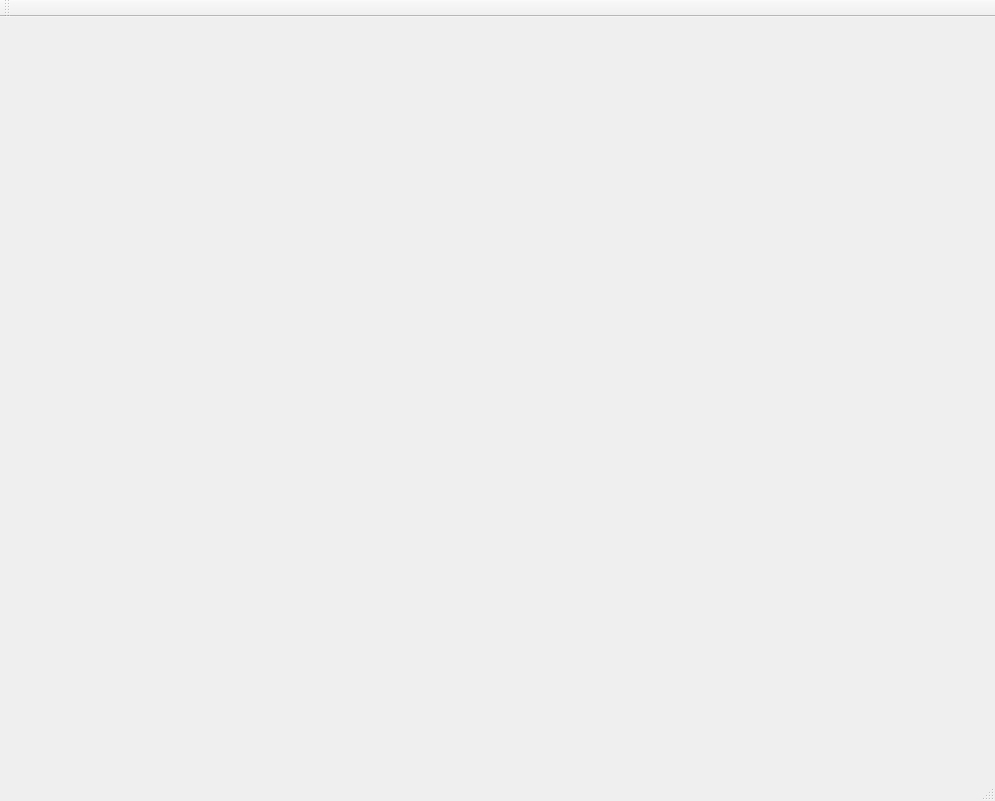
This is mainwindow.ui in Rufledore/Game_Of_Life as Qt 5 draws it before an edit. The edited form follows.
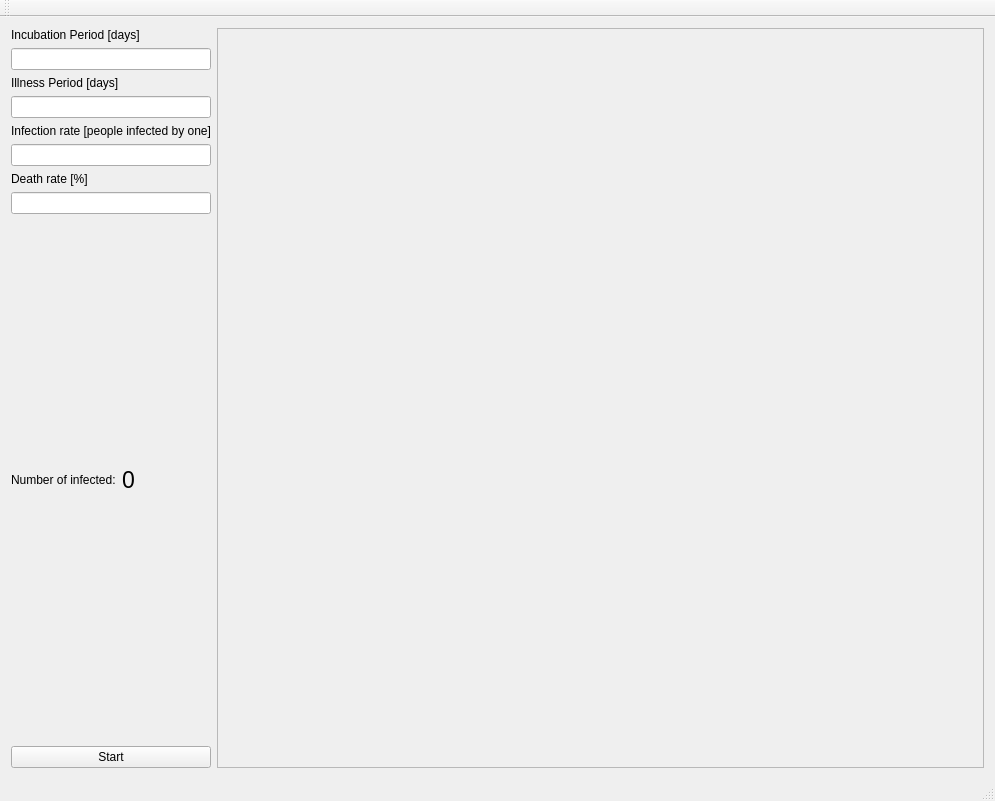
This is the edited form.

Commit message: Created class Person. Updated MainWindow with initial conditions, output number of infected persons and map of the infection. All processing should be put outside GameMap class.

```diff
--- a/mainwindow.ui
+++ b/mainwindow.ui
@@ -14,16 +14,118 @@
    <string>MainWindow</string>
   </property>
   <widget class="QWidget" name="centralWidget">
-   <widget class="QWidget" name="game" native="true">
-    <property name="geometry">
-     <rect>
-      <x>220</x>
-      <y>170</y>
-      <width>581</width>
-      <height>371</height>
-     </rect>
-    </property>
-   </widget>
+   <layout class="QHBoxLayout" name="horizontalLayout_2" stretch="1,10">
+    <item>
+     <layout class="QVBoxLayout" name="verticalLayout">
+      <item>
+       <widget class="QLabel" name="label_incubationPeriod">
+        <property name="text">
+         <string>Incubation Period [days]</string>
+        </property>
+       </widget>
+      </item>
+      <item>
+       <widget class="QLineEdit" name="lineEdit_incubationPeriod"/>
+      </item>
+      <item>
+       <widget class="QLabel" name="label_illnessPeriod">
+        <property name="text">
+         <string>Illness Period [days]</string>
+        </property>
+       </widget>
+      </item>
+      <item>
+       <widget class="QLineEdit" name="lineEdit_illnessPeriod"/>
+      </item>
+      <item>
+       <widget class="QLabel" name="label_2">
+        <property name="text">
+         <string>Infection rate [people infected by one]</string>
+        </property>
+       </widget>
+      </item>
+      <item>
+       <widget class="QLineEdit" name="lineEdit_infectionRate"/>
+      </item>
+      <item>
+       <widget class="QLabel" name="label_3">
+        <property name="text">
+         <string>Death rate [%]</string>
+        </property>
+       </widget>
+      </item>
+      <item>
+       <widget class="QLineEdit" name="lineEdit_deathRate"/>
+      </item>
+      <item>
+       <spacer name="verticalSpacer">
+        <property name="orientation">
+         <enum>Qt::Vertical</enum>
+        </property>
+        <property name="sizeHint" stdset="0">
+         <size>
+          <width>20</width>
+          <height>40</height>
+         </size>
+        </property>
+       </spacer>
+      </item>
+      <item>
+       <layout class="QHBoxLayout" name="horizontalLayout">
+        <item>
+         <widget class="QLabel" name="label">
+          <property name="text">
+           <string>Number of infected:</string>
+          </property>
+         </widget>
+        </item>
+        <item>
+         <widget class="QLabel" name="label_indicator_numberOfInfections">
+          <property name="font">
+           <font>
+            <pointsize>17</pointsize>
+           </font>
+          </property>
+          <property name="text">
+           <string>0</string>
+          </property>
+         </widget>
+        </item>
+       </layout>
+      </item>
+      <item>
+       <spacer name="verticalSpacer_2">
+        <property name="orientation">
+         <enum>Qt::Vertical</enum>
+        </property>
+        <property name="sizeHint" stdset="0">
+         <size>
+          <width>20</width>
+          <height>40</height>
+         </size>
+        </property>
+       </spacer>
+      </item>
+      <item>
+       <widget class="QPushButton" name="pushButton_Start">
+        <property name="text">
+         <string>Start</string>
+        </property>
+       </widget>
+      </item>
+     </layout>
+    </item>
+    <item>
+     <widget class="QFrame" name="field">
+      <property name="frameShape">
+       <enum>QFrame::StyledPanel</enum>
+      </property>
+      <property name="frameShadow">
+       <enum>QFrame::Raised</enum>
+      </property>
+     </widget>
+    </item>
+   </layout>
   </widget>
   <widget class="QMenuBar" name="menuBar">
    <property name="geometry">
```
Left out of the diff: 2 changed lines with no effect on the pictures. The commit also changes 10 other files.
